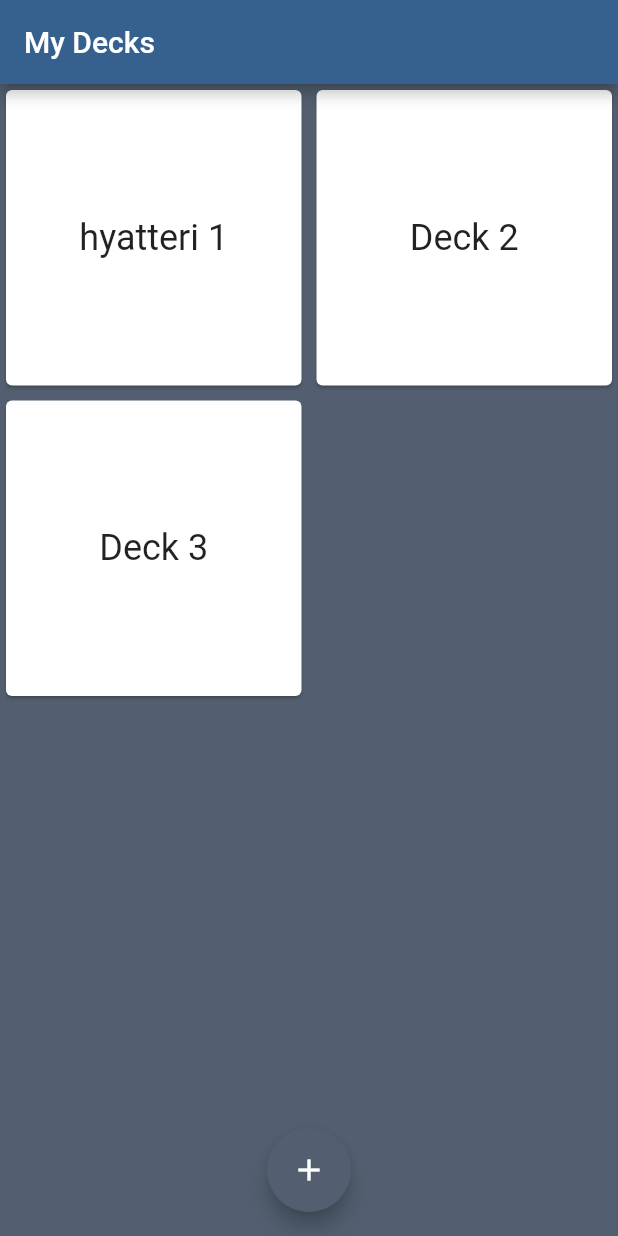
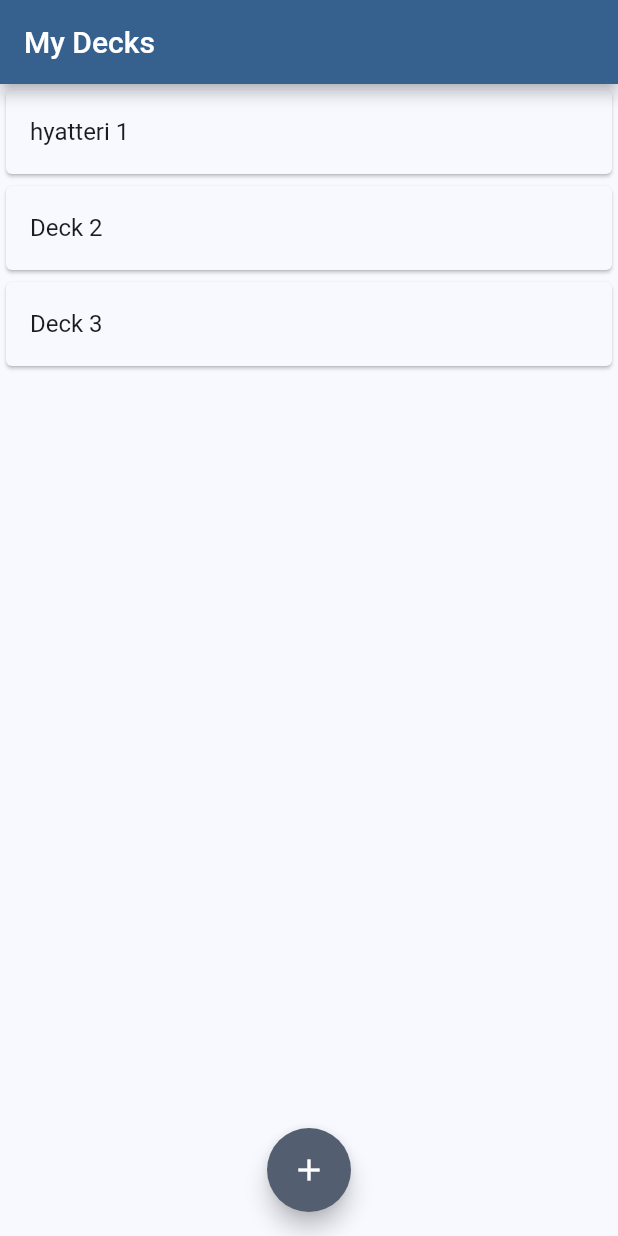
Before and after one commit to kobidsim/flashcard_app, a Flutter app: the screen it shows after launch, on a phone screen of 412 x 824 dp. Run offline on Flutter 3.47's test engine with Material 2 defaults, Android fonts, the light colour scheme and no system bars.

Commit message:
Added dummy data as listview to the deck page

```diff
--- a/lib/main.dart
+++ b/lib/main.dart
@@ -30,7 +30,7 @@ class MyHomePage extends StatelessWidget {
   Widget build(BuildContext context) {
     final ThemeData theme = Theme.of(context);
     return Scaffold(
-        backgroundColor: theme.colorScheme.secondary,
+        backgroundColor: theme.colorScheme.background,
         appBar: AppBar(
           title: const Text('My Decks'),
         ),
@@ -53,17 +53,15 @@ class DeckList extends StatelessWidget {
   Widget build(BuildContext context) {
     final ThemeData theme = Theme.of(context);
 
-    return GridView.builder(
+    return ListView.builder(
         itemCount: decks.length,
-        gridDelegate: const SliverGridDelegateWithFixedCrossAxisCount(
-            mainAxisSpacing: 2, crossAxisSpacing: 2, crossAxisCount: 2),
         itemBuilder: (BuildContext context, int index) {
           return Card(
-            color: theme.colorScheme.onSecondary,
-            child: Center(
-              child: Text(
+            color: theme.colorScheme.surface,
+            child: ListTile(
+              title: Text(
                 decks[index],
-                style: theme.textTheme.headlineSmall,
+                style: TextStyle(color: theme.colorScheme.onSurface),
               ),
             ),
           );
```
